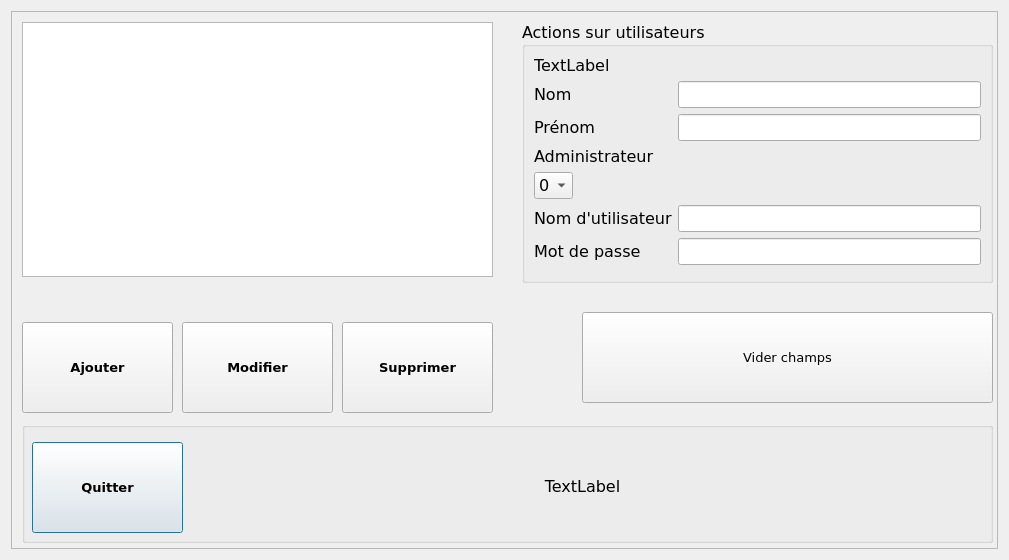
This is FestiClicC/utilisateur.ui in FestiClic/FestiClic3 as Qt 5 draws it before an edit. The edited form follows.
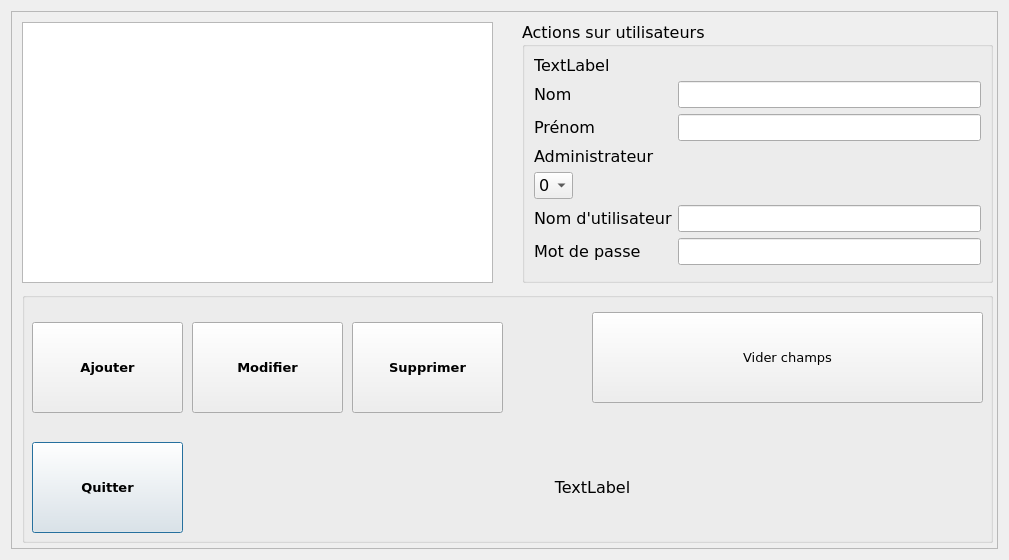
This is the edited form.

Diff of the .ui file:
```diff
--- a/FestiClicC/utilisateur.ui
+++ b/FestiClicC/utilisateur.ui
@@ -43,9 +43,9 @@
        <property name="geometry">
         <rect>
          <x>10</x>
-         <y>410</y>
+         <y>280</y>
          <width>971</width>
-         <height>121</height>
+         <height>251</height>
         </rect>
        </property>
        <property name="title">
@@ -54,9 +54,9 @@
        <widget class="QLabel" name="uLabelAlerte">
         <property name="geometry">
          <rect>
-          <x>190</x>
-          <y>19</y>
-          <width>741</width>
+          <x>180</x>
+          <y>150</y>
+          <width>781</width>
           <height>91</height>
          </rect>
         </property>
@@ -77,7 +77,7 @@
         <property name="geometry">
          <rect>
           <x>10</x>
-          <y>20</y>
+          <y>150</y>
           <width>151</width>
           <height>91</height>
          </rect>
@@ -97,52 +97,94 @@
          <string>Quitter</string>
         </property>
        </widget>
-      </widget>
-      <widget class="QPushButton" name="uBtnAjouter">
-       <property name="geometry">
-        <rect>
-         <x>10</x>
-         <y>310</y>
-         <width>151</width>
-         <height>91</height>
-        </rect>
-       </property>
-       <property name="font">
-        <font>
-         <family>Verdana</family>
-         <pointsize>10</pointsize>
-         <weight>75</weight>
-         <bold>true</bold>
-        </font>
-       </property>
-       <property name="styleSheet">
-        <string notr="true"/>
-       </property>
-       <property name="text">
-        <string>Ajouter</string>
-       </property>
-      </widget>
-      <widget class="QPushButton" name="uBtnViderChamps">
-       <property name="geometry">
-        <rect>
-         <x>570</x>
-         <y>300</y>
-         <width>411</width>
-         <height>91</height>
-        </rect>
-       </property>
-       <property name="font">
-        <font>
-         <underline>false</underline>
-         <strikeout>false</strikeout>
-        </font>
-       </property>
-       <property name="styleSheet">
-        <string notr="true"/>
-       </property>
-       <property name="text">
-        <string>Vider champs</string>
-       </property>
+       <widget class="QPushButton" name="uBtnViderChamps">
+        <property name="geometry">
+         <rect>
+          <x>570</x>
+          <y>20</y>
+          <width>391</width>
+          <height>91</height>
+         </rect>
+        </property>
+        <property name="font">
+         <font>
+          <underline>false</underline>
+          <strikeout>false</strikeout>
+         </font>
+        </property>
+        <property name="styleSheet">
+         <string notr="true"/>
+        </property>
+        <property name="text">
+         <string>Vider champs</string>
+        </property>
+       </widget>
+       <widget class="QPushButton" name="uBtnAjouter">
+        <property name="geometry">
+         <rect>
+          <x>10</x>
+          <y>30</y>
+          <width>151</width>
+          <height>91</height>
+         </rect>
+        </property>
+        <property name="font">
+         <font>
+          <family>Verdana</family>
+          <pointsize>10</pointsize>
+          <weight>75</weight>
+          <bold>true</bold>
+         </font>
+        </property>
+        <property name="styleSheet">
+         <string notr="true"/>
+        </property>
+        <property name="text">
+         <string>Ajouter</string>
+        </property>
+       </widget>
+       <widget class="QPushButton" name="uBtnModifier">
+        <property name="geometry">
+         <rect>
+          <x>170</x>
+          <y>30</y>
+          <width>151</width>
+          <height>91</height>
+         </rect>
+        </property>
+        <property name="font">
+         <font>
+          <family>Verdana</family>
+          <pointsize>10</pointsize>
+          <weight>75</weight>
+          <bold>true</bold>
+         </font>
+        </property>
+        <property name="text">
+         <string>Modifier</string>
+        </property>
+       </widget>
+       <widget class="QPushButton" name="uBtnSupprimer">
+        <property name="geometry">
+         <rect>
+          <x>330</x>
+          <y>30</y>
+          <width>151</width>
+          <height>91</height>
+         </rect>
+        </property>
+        <property name="font">
+         <font>
+          <family>Verdana</family>
+          <pointsize>10</pointsize>
+          <weight>75</weight>
+          <bold>true</bold>
+         </font>
+        </property>
+        <property name="text">
+         <string>Supprimer</string>
+        </property>
+       </widget>
       </widget>
       <widget class="QTableView" name="uTabV">
        <property name="geometry">
@@ -150,7 +192,7 @@
          <x>10</x>
          <y>10</y>
          <width>471</width>
-         <height>255</height>
+         <height>261</height>
         </rect>
        </property>
        <property name="font">
@@ -330,48 +372,6 @@
         </item>
        </layout>
       </widget>
-      <widget class="QPushButton" name="uBtnSupprimer">
-       <property name="geometry">
-        <rect>
-         <x>330</x>
-         <y>310</y>
-         <width>151</width>
-         <height>91</height>
-        </rect>
-       </property>
-       <property name="font">
-        <font>
-         <family>Verdana</family>
-         <pointsize>10</pointsize>
-         <weight>75</weight>
-         <bold>true</bold>
-        </font>
-       </property>
-       <property name="text">
-        <string>Supprimer</string>
-       </property>
-      </widget>
-      <widget class="QPushButton" name="uBtnModifier">
-       <property name="geometry">
-        <rect>
-         <x>170</x>
-         <y>310</y>
-         <width>151</width>
-         <height>91</height>
-        </rect>
-       </property>
-       <property name="font">
-        <font>
-         <family>Verdana</family>
-         <pointsize>10</pointsize>
-         <weight>75</weight>
-         <bold>true</bold>
-        </font>
-       </property>
-       <property name="text">
-        <string>Modifier</string>
-       </property>
-      </widget>
      </widget>
     </widget>
    </item>
```
